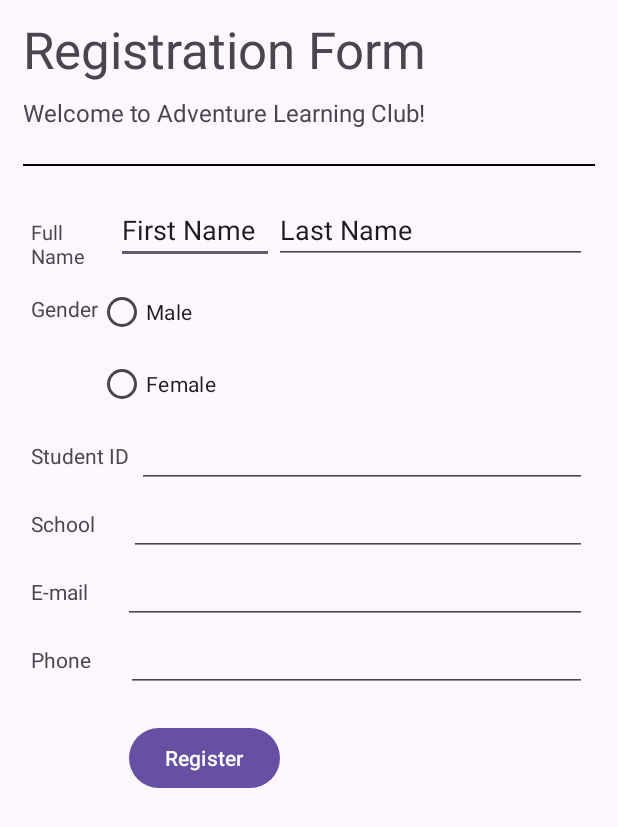
After one commit to jocelyntan5/Week02, an Android app: the layout activity_main_registration_form.xml on its own in the app's theme, with its tools: preview values and no code run, on a phone screen of 412 x 824 dp. The commit adds this screen. Shown: the top 827 px of the screen. Run offline under Robolectric (Android 15) with nearby library versions, the phone set to English and light mode, and no system bars.

Commit message:
Added new .xml file and modified string.xml

```diff
--- /dev/null
+++ b/app/src/main/res/layout/activity_main_login.xml
@@ -0,0 +1,69 @@
+<?xml version="1.0" encoding="utf-8"?>
+<LinearLayout xmlns:android="http://schemas.android.com/apk/res/android"
+    android:layout_width="match_parent"
+    android:layout_height="match_parent"
+    android:orientation="vertical">
+
+    <?xml version="1.0" encoding="utf-8"?>
+    <LinearLayout
+        android:layout_width="match_parent"
+        android:layout_height="wrap_content"
+        android:orientation="horizontal">
+
+        <TextView
+            android:id="@+id/textView6"
+            android:layout_width="wrap_content"
+            android:layout_height="wrap_content"
+            android:text="Name:" />
+
+        <EditText
+            android:id="@+id/editTextTextMultiLine"
+            android:layout_width="match_parent"
+            android:layout_height="wrap_content"
+            android:ems="10"
+            android:gravity="start|top"
+            android:inputType="textMultiLine" />
+
+    </LinearLayout>
+
+    <?xml version="1.0" encoding="utf-8"?>
+    <LinearLayout
+        android:layout_width="match_parent"
+        android:layout_height="wrap_content"
+        android:orientation="horizontal">
+
+        <TextView
+            android:id="@+id/textView8"
+            android:layout_width="wrap_content"
+            android:layout_height="wrap_content"
+            android:text="Password:" />
+
+        <EditText
+            android:id="@+id/editTextTextMultiLine2"
+            android:layout_width="match_parent"
+            android:layout_height="wrap_content"
+            android:gravity="start|top"
+            android:inputType="textMultiLine" />
+    </LinearLayout>
+
+
+    <?xml version="1.0" encoding="utf-8"?>
+    <LinearLayout
+        android:layout_width="match_parent"
+        android:layout_height="wrap_content"
+        android:orientation="horizontal">
+
+        <Button
+            android:id="@+id/button6"
+            android:layout_width="wrap_content"
+            android:layout_height="wrap_content"
+            android:text="LOGIN" />
+
+        <Button
+            android:id="@+id/button7"
+            android:layout_width="wrap_content"
+            android:layout_height="wrap_content"
+            android:text="CANCEL" />
+    </LinearLayout>
+
+</LinearLayout>
--- /dev/null
+++ b/app/src/main/res/layout/activity_main_registration_form.xml
@@ -0,0 +1,232 @@
+<?xml version="1.0" encoding="utf-8"?>
+<LinearLayout xmlns:android="http://schemas.android.com/apk/res/android"
+    xmlns:tools="http://schemas.android.com/tools"
+    android:layout_marginLeft="15dp"
+    android:layout_marginRight="15dp"
+    android:layout_width="match_parent"
+    android:layout_height="match_parent"
+    android:orientation="vertical">
+
+    <TextView
+        android:id="@+id/textView1"
+        android:layout_width="match_parent"
+        android:layout_height="wrap_content"
+        android:text="@string/register_text"
+        android:textSize="34sp"
+        android:layout_marginTop="10dp"
+        android:layout_marginBottom="3dp"/>
+
+    <TextView
+        android:id="@+id/textView2"
+        android:layout_width="match_parent"
+        android:layout_height="wrap_content"
+        android:text="@string/welcome_text"
+        android:textSize="16sp"
+        android:layout_marginTop="5dp"
+        android:layout_marginBottom="3dp"/>
+
+    <View
+        android:id="@+id/view"
+        android:layout_width="match_parent"
+        android:layout_height="1dp"
+        android:background="#000000"
+        android:layout_marginTop="20dp"
+        android:layout_marginBottom="20dp"/>
+
+
+    <?xml version="1.0" encoding="utf-8"?>
+    <LinearLayout
+        android:layout_marginLeft="5dp"
+        android:layout_marginRight="5dp"
+        android:layout_width="match_parent"
+        android:layout_height="wrap_content"
+        android:orientation="horizontal">
+
+        <TextView
+            android:id="@+id/textView4"
+            android:layout_width="wrap_content"
+            android:layout_height="wrap_content"
+            android:textSize="13sp"
+            android:layout_weight="5"
+            android:text="@string/full_name" />
+
+        <EditText
+            android:id="@+id/editTextText1"
+            android:layout_width="wrap_content"
+            android:layout_height="wrap_content"
+            android:layout_weight="2"
+            android:ems="5"
+            android:inputType="text"
+            android:text="@string/first_name"
+            tools:ignore="Autofill,TouchTargetSizeCheck" />
+
+        <EditText
+            android:id="@+id/editTextText2"
+            android:layout_width="wrap_content"
+            android:layout_height="wrap_content"
+            android:layout_weight="5"
+            android:ems="10"
+            android:inputType="text"
+            android:text="@string/last_name" />
+
+    </LinearLayout>
+
+    <?xml version="1.0" encoding="utf-8"?>
+    <LinearLayout
+        android:layout_width="match_parent"
+        android:layout_height="wrap_content"
+        android:layout_marginLeft="5dp"
+        android:layout_marginRight="5dp"
+        android:orientation="horizontal">
+
+        <TextView
+            android:id="@+id/textView5"
+            android:layout_width="wrap_content"
+            android:layout_height="wrap_content"
+            android:layout_marginTop="20dp"
+            android:layout_marginBottom="20dp"
+            android:text="@string/gender" />
+
+        <RadioGroup
+            android:layout_width="match_parent"
+            android:layout_height="wrap_content">
+
+            <RadioButton
+                android:id="@+id/radioButton2"
+                android:layout_width="match_parent"
+                android:layout_height="wrap_content"
+                android:text="@string/male"
+                android:layout_marginTop="8dp" />
+
+            <RadioButton
+                android:id="@+id/radioButton"
+                android:layout_width="match_parent"
+                android:layout_height="wrap_content"
+                android:text="@string/female" />
+
+        </RadioGroup>
+    </LinearLayout>
+
+
+    <?xml version="1.0" encoding="utf-8"?>
+    <LinearLayout
+        android:layout_width="match_parent"
+        android:layout_height="wrap_content"
+        android:layout_marginLeft="5dp"
+        android:layout_marginRight="5dp"
+        android:orientation="horizontal">
+
+        <TextView
+            android:id="@+id/textView6"
+            android:layout_width="wrap_content"
+            android:layout_height="wrap_content"
+            android:layout_weight="1"
+            android:text="@string/student_id" />
+
+        <EditText
+            android:id="@+id/editTextText5"
+            android:layout_width="wrap_content"
+            android:layout_height="wrap_content"
+            android:layout_weight="15"
+            android:ems="10"
+            android:inputType="text"
+            tools:ignore="SpeakableTextPresentCheck" />
+    </LinearLayout>
+
+
+    <?xml version="1.0" encoding="utf-8"?>
+    <LinearLayout
+        android:layout_width="match_parent"
+        android:layout_height="wrap_content"
+        android:layout_marginLeft="5dp"
+        android:layout_marginRight="5dp"
+        android:orientation="horizontal">
+
+        <TextView
+            android:id="@+id/textView7"
+            android:layout_width="wrap_content"
+            android:layout_height="wrap_content"
+            android:layout_weight="1"
+            android:text="@string/school"/>
+
+        <EditText
+            android:id="@+id/editTextText6"
+            android:layout_width="wrap_content"
+            android:layout_height="wrap_content"
+            android:layout_weight="4"
+            android:ems="10"
+            android:inputType="text"
+            tools:ignore="SpeakableTextPresentCheck" />
+    </LinearLayout>
+
+
+    <?xml version="1.0" encoding="utf-8"?>
+    <LinearLayout
+        android:layout_width="match_parent"
+        android:layout_height="wrap_content"
+        android:layout_marginLeft="5dp"
+        android:layout_marginRight="5dp"
+        android:orientation="horizontal">
+
+        <TextView
+            android:id="@+id/textView8"
+            android:layout_width="wrap_content"
+            android:layout_height="wrap_content"
+            android:layout_weight="1"
+            android:text="@string/email"/>
+
+        <EditText
+            android:id="@+id/editTextText7"
+            android:layout_width="wrap_content"
+            android:layout_height="wrap_content"
+            android:layout_weight="4"
+            android:ems="10"
+            android:inputType="text"
+            tools:ignore="SpeakableTextPresentCheck" />
+    </LinearLayout>
+
+
+    <?xml version="1.0" encoding="utf-8"?>
+    <LinearLayout
+        android:layout_width="match_parent"
+        android:layout_height="wrap_content"
+        android:layout_marginLeft="5dp"
+        android:layout_marginRight="5dp"
+        android:orientation="horizontal">
+
+        <TextView
+            android:id="@+id/textView9"
+            android:layout_width="wrap_content"
+            android:layout_height="wrap_content"
+            android:layout_weight="1"
+            android:text="@string/phone"/>
+
+        <EditText
+            android:id="@+id/editTextText8"
+            android:layout_width="wrap_content"
+            android:layout_height="wrap_content"
+            android:layout_weight="4"
+            android:ems="10"
+            android:inputType="text"
+            tools:ignore="SpeakableTextPresentCheck" />
+    </LinearLayout>
+
+
+    <?xml version="1.0" encoding="utf-8"?>
+    <LinearLayout
+        android:layout_width="match_parent"
+        android:layout_height="wrap_content"
+        android:layout_marginLeft="5dp"
+        android:layout_marginRight="5dp"
+        android:orientation="horizontal">
+
+        <Button
+            android:id="@+id/button8"
+            android:layout_width="wrap_content"
+            android:layout_height="wrap_content"
+            android:text="@string/register_btn"
+            android:layout_marginLeft="65dp"
+            android:layout_marginTop="20dp"/>
+    </LinearLayout>
+
+</LinearLayout>
--- a/app/src/main/res/values/strings.xml
+++ b/app/src/main/res/values/strings.xml
@@ -2,5 +2,17 @@
     <string name="app_name">Week02</string>
     <string name="welcome_message">Welcome to Android!</string>
     <string name="large_text">Large Text</string>
-
+    <string name="register_text">Registration Form</string>
+    <string name="welcome_text">Welcome to Adventure Learning Club!</string>
+    <string name="full_name">Full Name</string>
+    <string name="first_name">First Name</string>
+    <string name="last_name">Last Name</string>
+    <string name="gender">Gender</string>
+    <string name="male">Male</string>
+    <string name="female">Female</string>
+    <string name="student_id">Student ID</string>
+    <string name="school">School</string>
+    <string name="email">E-mail</string>
+    <string name="phone">Phone</string>
+    <string name="register_btn">Register</string>
 </resources>
```
